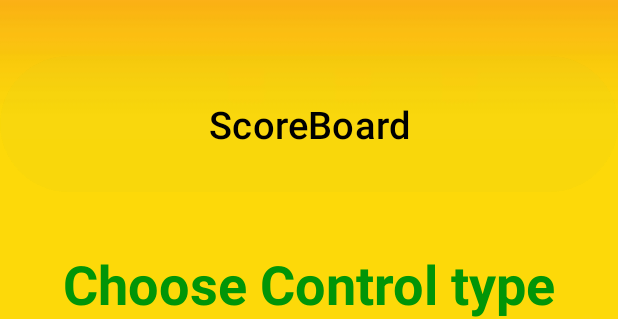
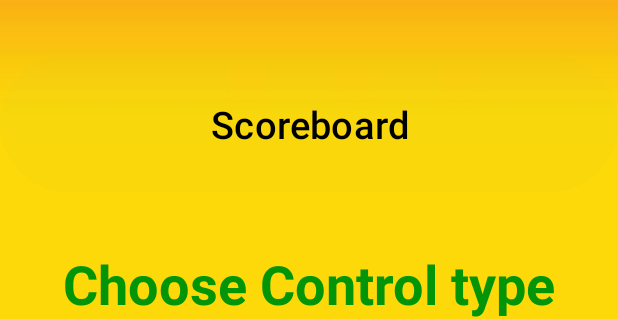
Before and after one commit to Jaunger/AndroidGame, an Android app: the layout activity_menu.xml on its own in the app's theme, with its tools: preview values and no code run, on a phone screen of 412 x 824 dp. Shown: the part 181-500 px from the top of the screen. Run offline under Robolectric (Android 15) with nearby library versions, the phone set to English and light mode, and no system bars.

Commit message:
update maps + recycle

```diff
--- a/app/src/main/java/com/example/danielraby_hm1/Activities/MainActivity.java
+++ b/app/src/main/java/com/example/danielraby_hm1/Activities/MainActivity.java
@@ -8,7 +8,6 @@ import android.os.Bundle;
 import android.widget.Toast;
 
 import androidx.activity.EdgeToEdge;
-import androidx.annotation.NonNull;
 import androidx.appcompat.app.AppCompatActivity;
 import androidx.core.app.ActivityCompat;
 
--- a/app/src/main/java/com/example/danielraby_hm1/Activities/MapsActivity.java
+++ b/app/src/main/java/com/example/danielraby_hm1/Activities/MapsActivity.java
@@ -18,7 +18,6 @@ import com.google.android.gms.maps.SupportMapFragment;
 import com.google.android.gms.maps.model.LatLng;
 import com.google.android.gms.maps.model.MarkerOptions;
 import com.example.danielraby_hm1.databinding.ActivityMapsBinding;
-import com.google.android.material.button.MaterialButton;
 
 import java.util.ArrayList;
 
--- a/app/src/main/java/com/example/danielraby_hm1/ScoreAdapter.java
+++ b/app/src/main/java/com/example/danielraby_hm1/ScoreAdapter.java
@@ -1,7 +1,6 @@
 package com.example.danielraby_hm1;
 
 import androidx.annotation.NonNull;
-import androidx.constraintlayout.widget.ConstraintLayout;
 import androidx.recyclerview.widget.RecyclerView;
 
 import android.view.LayoutInflater;
@@ -18,7 +17,7 @@ import java.util.ArrayList;
 
 public class ScoreAdapter extends RecyclerView.Adapter<ScoreAdapter.ScoreViewHolder> {
 
-    private ArrayList<Score> scores;
+    private final ArrayList<Score> scores;
     private ScoreCallBack scoreCallBack;
 
     public ScoreAdapter(ArrayList<Score> items) {scores = items;}
--- a/app/src/main/res/layout/activity_maps.xml
+++ b/app/src/main/res/layout/activity_maps.xml
@@ -1,6 +1,5 @@
 <?xml version="1.0" encoding="utf-8"?>
 <RelativeLayout xmlns:android="http://schemas.android.com/apk/res/android"
-    xmlns:map="http://schemas.android.com/apk/res-auto"
     xmlns:tools="http://schemas.android.com/tools"
     android:id="@+id/map2"
     android:name="com.google.android.gms.maps.SupportMapFragment"
--- a/app/src/main/res/layout/activity_menu.xml
+++ b/app/src/main/res/layout/activity_menu.xml
@@ -1,6 +1,5 @@
 <?xml version="1.0" encoding="utf-8"?>
 <RelativeLayout xmlns:android="http://schemas.android.com/apk/res/android"
-    xmlns:app="http://schemas.android.com/apk/res-auto"
     xmlns:tools="http://schemas.android.com/tools"
     android:id="@+id/main"
     android:layout_width="match_parent"
@@ -45,7 +44,7 @@
         android:textColor="@color/black"
         android:layout_weight="2"
         android:textSize="25sp"
-        android:text="ScoreBoard">
+        android:text="@string/scoreboard">
 
     </com.google.android.material.button.MaterialButton>
 
@@ -57,7 +56,7 @@
         android:textStyle="bold"
         android:textColor="#019507"
         android:layout_weight="3"
-        android:text="Choose Control type"
+        android:text="@string/choose_control_type"
         android:textSize="36sp"
 
         android:gravity="center">
@@ -78,7 +77,7 @@
             android:backgroundTint="#034CAF50"
             android:textColor="@color/black"
             android:textSize="25sp"
-            android:text="Sensors">
+            android:text="@string/sensors">
 
         </com.google.android.material.button.MaterialButton>
         <com.google.android.material.button.MaterialButton
@@ -89,7 +88,7 @@
             android:backgroundTint="#034CAF50"
             android:textColor="@color/black"
             android:textSize="25sp"
-            android:text="Buttons">
+            android:text="@string/buttons">
 
         </com.google.android.material.button.MaterialButton>
 
@@ -101,7 +100,7 @@
     <com.google.android.material.textview.MaterialTextView
         android:layout_width="match_parent"
         android:layout_height="wrap_content"
-        android:text="Choose Speed"
+        android:text="@string/choose_speed"
         android:shadowDx="0"
         android:shadowDy="0"
         android:shadowRadius="7"
@@ -132,7 +131,7 @@
             android:backgroundTint="#034CAF50"
             android:textColor="@color/black"
             android:textSize="25sp"
-            android:text="Slow">
+            android:text="@string/slow">
 
         </com.google.android.material.button.MaterialButton>
         <com.google.android.material.button.MaterialButton
@@ -143,7 +142,7 @@
             android:backgroundTint="#034CAF50"
             android:textColor="@color/black"
             android:textSize="25sp"
-            android:text="Fast">
+            android:text="@string/fast">
 
         </com.google.android.material.button.MaterialButton>
 
@@ -162,7 +161,7 @@
         android:paddingTop="25dp"
         android:textColor="@color/black"
         android:textSize="40sp"
-        android:text="Launch Game">
+        android:text="@string/launch_game">
 
     </com.google.android.material.button.MaterialButton>
 
--- a/app/src/main/res/layout/fragment_score.xml
+++ b/app/src/main/res/layout/fragment_score.xml
@@ -23,7 +23,7 @@
         android:textColor="#2DAB32"
         android:textSize="40sp"
         android:textStyle="bold"
-        android:text="Score:"
+        android:text="@string/score"
 
         app:layout_constraintTop_toTopOf="parent"
         app:layout_constraintEnd_toStartOf="@id/score_LBL_score"
@@ -61,7 +61,7 @@
         android:textColor="#2DAB32"
         android:textSize="40sp"
         android:textStyle="bold"
-        android:text="Distance:"
+        android:text="@string/distance"
         android:layout_marginStart="90dp"
         android:layout_marginTop="60dp"
         app:layout_constraintTop_toTopOf="parent"
--- a/app/src/main/res/values/strings.xml
+++ b/app/src/main/res/values/strings.xml
@@ -4,6 +4,15 @@
     <string name="dish_dish">DISH DISH</string>
     <string name="add_buttonright">Add buttonRight</string>
     <string name="hello_blank_fragment">Hello blank fragment</string>
-    <string name="scoreboard">ScoreBoard</string>
+    <string name="scoreboard">Scoreboard</string>
     <string name="title_activity_maps">MapsActivity</string>
+    <string name="choose_control_type">Choose Control type</string>
+    <string name="sensors">Sensors</string>
+    <string name="buttons">Buttons</string>
+    <string name="choose_speed">Choose Speed</string>
+    <string name="slow">Slow</string>
+    <string name="fast">Fast</string>
+    <string name="launch_game">Launch Game</string>
+    <string name="score">Score:</string>
+    <string name="distance">Distance:</string>
 </resources>
```
Also changed, not shown: app/src/main/java/com/example/danielraby_hm1/Model/Score.java (+3 -7 lines).
